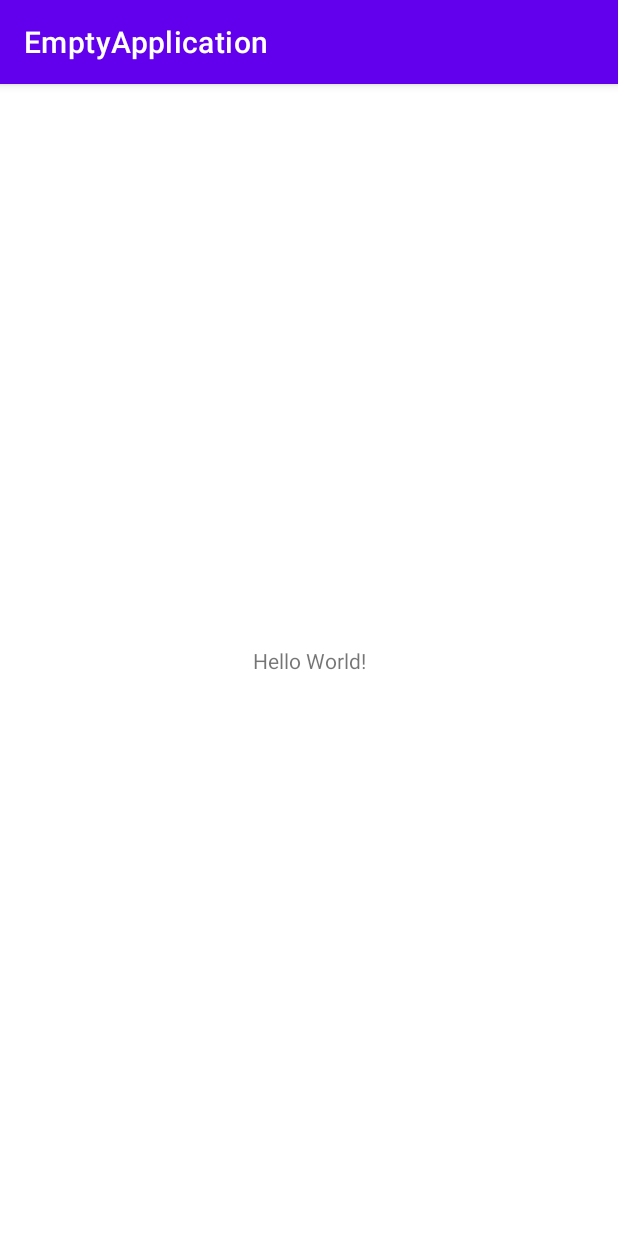
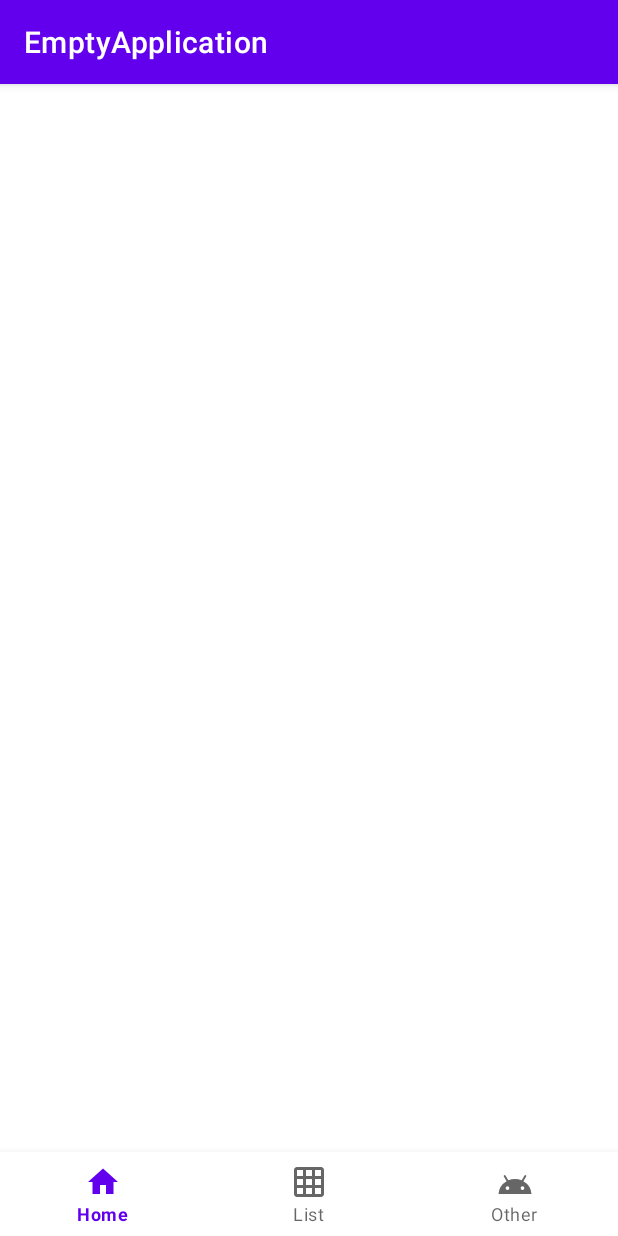
Before and after one commit to alvarodaniel294/AndroidTraining, an Android app: the screen it shows after launch (MainActivity), on a phone screen of 412 x 824 dp. Run offline under Robolectric (Android 15) with nearby library versions, the phone set to English and light mode, and no system bars.

Commit message:
First Commit

```diff
--- a/EmptyApplication/app/build.gradle
+++ b/EmptyApplication/app/build.gradle
@@ -30,6 +30,9 @@ android {
     kotlinOptions {
         jvmTarget = '1.8'
     }
+    buildFeatures {
+        viewBinding true
+    }
 }
 
 dependencies {
@@ -47,6 +50,7 @@ dependencies {
 
     //glide
     implementation 'com.github.bumptech.glide:glide:4.12.0'
+    implementation 'androidx.recyclerview:recyclerview:1.1.0'
     annotationProcessor 'com.github.bumptech.glide:compiler:4.12.0'
 
     //picasso
--- /dev/null
+++ b/EmptyApplication/app/src/main/java/com/bootcamp/emptyapplication/Item.kt
@@ -0,0 +1,3 @@
+package com.bootcamp.emptyapplication
+
+data class Item()
--- /dev/null
+++ b/EmptyApplication/app/src/main/res/drawable/ic_baseline_android_24.xml
@@ -0,0 +1,10 @@
+<vector xmlns:android="http://schemas.android.com/apk/res/android"
+        android:width="24dp"
+        android:height="24dp"
+        android:viewportWidth="24"
+        android:viewportHeight="24"
+        android:tint="?attr/colorControlNormal">
+    <path
+        android:pathData="M17.6,11.48 L19.44,8.3a0.63,0.63 0,0 0,-1.09 -0.63l-1.88,3.24a11.43,11.43 0,0 0,-8.94 0L5.65,7.67a0.63,0.63 0,0 0,-1.09 0.63L6.4,11.48A10.81,10.81 0,0 0,1 20L23,20A10.81,10.81 0,0 0,17.6 11.48ZM7,17.25A1.25,1.25 0,1 1,8.25 16,1.25 1.25,0 0,1 7,17.25ZM17,17.25A1.25,1.25 0,1 1,18.25 16,1.25 1.25,0 0,1 17,17.25Z"
+        android:fillColor="@android:color/white"/>
+</vector>
--- /dev/null
+++ b/EmptyApplication/app/src/main/res/drawable/ic_baseline_grid_on_24.xml
@@ -0,0 +1,10 @@
+<vector xmlns:android="http://schemas.android.com/apk/res/android"
+    android:width="24dp"
+    android:height="24dp"
+    android:viewportWidth="24"
+    android:viewportHeight="24"
+    android:tint="?attr/colorControlNormal">
+  <path
+      android:fillColor="@android:color/white"
+      android:pathData="M20,2L4,2c-1.1,0 -2,0.9 -2,2v16c0,1.1 0.9,2 2,2h16c1.1,0 2,-0.9 2,-2L22,4c0,-1.1 -0.9,-2 -2,-2zM8,20L4,20v-4h4v4zM8,14L4,14v-4h4v4zM8,8L4,8L4,4h4v4zM14,20h-4v-4h4v4zM14,14h-4v-4h4v4zM14,8h-4L10,4h4v4zM20,20h-4v-4h4v4zM20,14h-4v-4h4v4zM20,8h-4L16,4h4v4z"/>
+</vector>
--- /dev/null
+++ b/EmptyApplication/app/src/main/res/drawable/ic_baseline_home_24.xml
@@ -0,0 +1,10 @@
+<vector xmlns:android="http://schemas.android.com/apk/res/android"
+    android:width="24dp"
+    android:height="24dp"
+    android:viewportWidth="24"
+    android:viewportHeight="24"
+    android:tint="?attr/colorControlNormal">
+  <path
+      android:fillColor="@android:color/white"
+      android:pathData="M10,20v-6h4v6h5v-8h3L12,3 2,12h3v8z"/>
+</vector>
--- a/EmptyApplication/app/src/main/res/layout/activity_main.xml
+++ b/EmptyApplication/app/src/main/res/layout/activity_main.xml
@@ -1,18 +1,21 @@
 <?xml version="1.0" encoding="utf-8"?>
-<androidx.constraintlayout.widget.ConstraintLayout xmlns:android="http://schemas.android.com/apk/res/android"
+<RelativeLayout xmlns:android="http://schemas.android.com/apk/res/android"
     xmlns:app="http://schemas.android.com/apk/res-auto"
     xmlns:tools="http://schemas.android.com/tools"
     android:layout_width="match_parent"
     android:layout_height="match_parent"
     tools:context=".MainActivity">
 
-    <TextView
-        android:layout_width="wrap_content"
+    <FrameLayout
+        android:layout_width="match_parent"
+        android:layout_height="match_parent"
+        android:layout_above="@+id/bottomNav"/>
+
+    <com.google.android.material.bottomnavigation.BottomNavigationView
+        android:id="@+id/bottomNav"
+        android:layout_width="match_parent"
         android:layout_height="wrap_content"
-        android:text="Hello World!"
-        app:layout_constraintBottom_toBottomOf="parent"
-        app:layout_constraintLeft_toLeftOf="parent"
-        app:layout_constraintRight_toRightOf="parent"
-        app:layout_constraintTop_toTopOf="parent" />
+        android:layout_alignParentBottom="true"
+        app:menu="@menu/bottom_navigation" />
 
-</androidx.constraintlayout.widget.ConstraintLayout>
+</RelativeLayout>
--- /dev/null
+++ b/EmptyApplication/app/src/main/res/menu/bottom_navigation.xml
@@ -0,0 +1,17 @@
+<?xml version="1.0" encoding="utf-8"?>
+<menu xmlns:android="http://schemas.android.com/apk/res/android">
+
+    <item
+        android:id="@+id/nav_home"
+        android:icon="@drawable/ic_baseline_home_24"
+        android:title="Home" />
+    <item
+        android:id="@+id/nav_list"
+        android:icon="@drawable/ic_baseline_grid_on_24"
+        android:title="List" />
+    <item
+        android:id="@+id/nav_other"
+        android:icon="@drawable/ic_baseline_android_24"
+        android:title="Other" />
+
+</menu>
--- /dev/null
+++ b/EmptyApplication/app/src/main/res/values/dimens.xml
@@ -0,0 +1,4 @@
+<?xml version="1.0" encoding="utf-8"?>
+<resources>
+    <dimen name="text_margin">16dp</dimen>
+</resources>
--- a/EmptyApplication/app/src/main/res/values/strings.xml
+++ b/EmptyApplication/app/src/main/res/values/strings.xml
@@ -1,3 +1,4 @@
 <resources>
     <string name="app_name">EmptyApplication</string>
+    <string name="secondary_text" />
 </resources>
```
Also changed, not shown: EmptyApplication/app/src/main/java/com/bootcamp/emptyapplication/ItemFragment.kt (added, +61 -0 lines), EmptyApplication/app/src/main/java/com/bootcamp/emptyapplication/MyItemRecyclerViewAdapter.kt (added, +49 -0 lines), EmptyApplication/app/src/main/java/com/bootcamp/emptyapplication/placeholder/PlaceholderContent.kt (added, +57 -0 lines), EmptyApplication/app/src/main/res/layout/fragment_item.xml (added, +46 -0 lines), EmptyApplication/app/src/main/res/layout/fragment_item_list.xml (added, +13 -0 lines).
